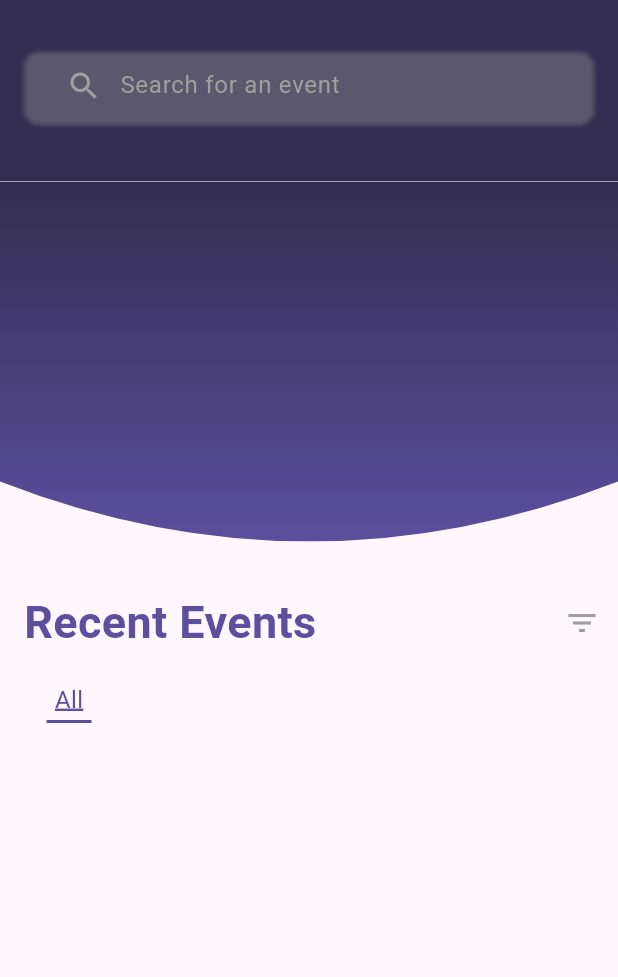
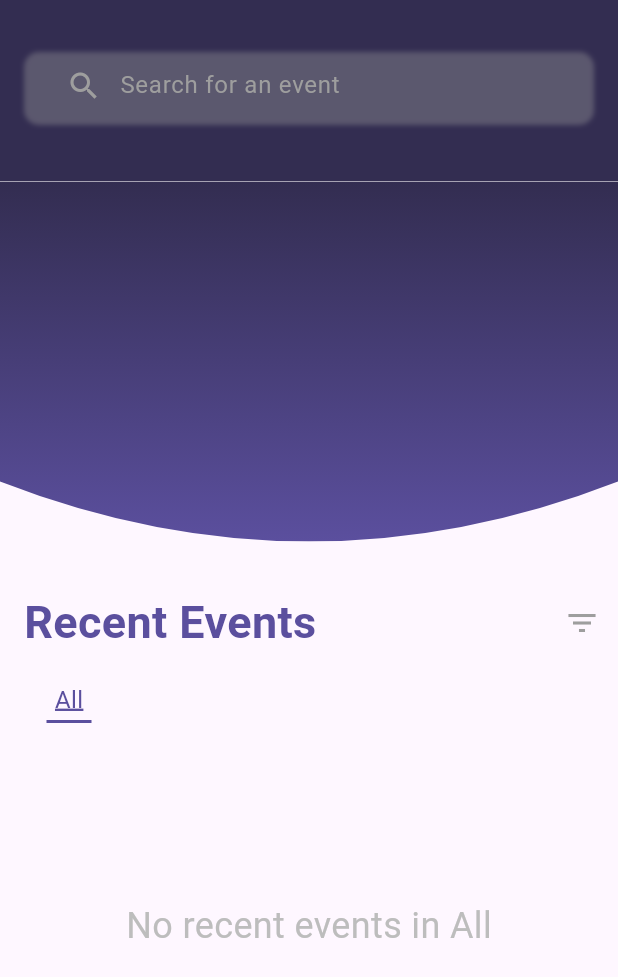
Before and after one commit to SumayaAlhamdan/Sponsite, a Flutter app: the SponsorHomePage screen opened directly, on a phone screen of 412 x 824 dp. Shown: the top 977 px of the screen. Run offline on Flutter 3.47's test engine with Material 2 defaults, Android fonts, the light colour scheme and no system bars; drawn by our look-alikes of carousel_slider; our stand-ins replace expansion_tile_card, file_picker, firebase_auth, firebase_core, firebase_database, firebase_messaging and 10 more; missing offline and left inert: flutter_google_places, google_maps_webservice, googleapis, mailer; accounts and stored records are empty.

Commit message:
sprint 3 fixes

```diff
--- a/lib/screens/sponsor_screens/searchResults.dart
+++ b/lib/screens/sponsor_screens/searchResults.dart
@@ -419,6 +419,11 @@ class _ResultPageState extends State<ResultPage> {
                                     setState(() {
                                       // Show or hide the cancel button based on whether there's text in the TextField
                                     });
+                                  },
+                                  onEditingComplete: () {
+                                    String trimmedText =
+                                        searchController.text.trim();
+                                    searchController.text = trimmedText;
                                   },
                                   onSubmitted: (value) {
                                     // Handle the search when the user presses Enter on the keyboard
--- a/lib/screens/sponsor_screens/sponsor_home_screen.dart
+++ b/lib/screens/sponsor_screens/sponsor_home_screen.dart
@@ -397,6 +397,11 @@ class _SponsorHomePageState extends State<SponsorHomePage> {
                                   // Show or hide the cancel button based on whether there's text in the TextField
                                 });
                               },
+                              onEditingComplete: () {
+                                String trimmedText =
+                                    searchController.text.trim();
+                                searchController.text = trimmedText;
+                              },
                               onSubmitted: (value) {
                                 // Handle the search when the user presses Enter on the keyboard
 
@@ -405,11 +410,6 @@ class _SponsorHomePageState extends State<SponsorHomePage> {
                                       builder: (context) => ResultPage(
                                           searchText: searchController.text)),
                                 );
-
-                                // _searchEventsByName(value);
-                                // originalSearchText = value;
-
-                                // You can now display filteredEvents in your UI
                                 setState(() {});
                               },
                             ),
@@ -632,8 +632,16 @@ class _SponsorHomePageState extends State<SponsorHomePage> {
                 SizedBox(
                   height: screenHeight - 580,
                   child: Scrollbar(
+                    child: getFilteredEvents().isEmpty
+                        ? Center(
+                            child: Text("No recent events in $selectedCategory",
+                                style: TextStyle(
+                                    fontSize: 24,
+                                    color: Color.fromARGB(255, 189, 189, 189))),
+                          )
+                        :
                         // Set this to true to always show the scrollbar
-                    child: GridView.builder(
+                        GridView.builder(
                             padding: const EdgeInsets.fromLTRB(12, 0, 12.0, 0),
                             shrinkWrap:
                                 true, // Add this to allow GridView to scroll inside SingleChildScrollView
@@ -647,14 +655,15 @@ class _SponsorHomePageState extends State<SponsorHomePage> {
                             // itemCount: getFilteredEvents().length,
                             // itemBuilder: (context, index) {
                             //   Event event = getFilteredEvents()[index];
-                      itemCount: searchedEvents.isNotEmpty
-                          ? searchedEvents.length
-                          : getFilteredEvents().length,
+                            itemCount: //searchedEvents.isNotEmpty
+                                // ? searchedEvents.length
+                                // :
+                                getFilteredEvents().length,
                             itemBuilder: (context, index) {
-                        Event event = searchedEvents.isNotEmpty
-                            ? searchedEvents[index]
-                            : getFilteredEvents()[index];
-
+                              Event event = //searchedEvents.isNotEmpty
+                                  // ? searchedEvents[index]
+                                  // :
+                                  getFilteredEvents()[index];
                               //bool meetsFilterCriteria = applyFilterCriteria(event);
                               // print('HERE EVENT CRIRITA');
                               // if (meetsFilterCriteria) {
@@ -664,7 +673,8 @@ class _SponsorHomePageState extends State<SponsorHomePage> {
                                     Navigator.push(
                                       context,
                                       MaterialPageRoute(
-                                  builder: (context) => RecentEventsDetails(
+                                        builder: (context) =>
+                                            RecentEventsDetails(
                                           sponsorID: sponsorID,
                                           EventId: event.EventId,
                                           sponseeId: event.sponseeId,
@@ -679,7 +689,8 @@ class _SponsorHomePageState extends State<SponsorHomePage> {
                                           Category: event.Category,
                                           notes: event.notes,
                                           benefits: event.benefits,
-                                    NumberOfAttendees: event.NumberOfAttendees,
+                                          NumberOfAttendees:
+                                              event.NumberOfAttendees,
                                           timeStamp: event.timeStamp,
                                           sponseeImage: event.sponseeImage,
                                           sponseeName: event.sponseeName,
@@ -693,12 +704,14 @@ class _SponsorHomePageState extends State<SponsorHomePage> {
                                       borderRadius: BorderRadius.circular(30),
                                     ),
                                     child: Column(
-                                crossAxisAlignment: CrossAxisAlignment.start,
+                                      crossAxisAlignment:
+                                          CrossAxisAlignment.start,
                                       children: [
                                         Container(
                                           height: screenHeight * 0.14,
                                           decoration: BoxDecoration(
-                                      borderRadius: const BorderRadius.vertical(
+                                            borderRadius:
+                                                const BorderRadius.vertical(
                                               top: Radius.circular(16),
                                             ),
                                             image: DecorationImage(
@@ -713,7 +726,8 @@ class _SponsorHomePageState extends State<SponsorHomePage> {
                                         Container(
                                           decoration: const BoxDecoration(
                                               color: Colors.white,
-                                        borderRadius: BorderRadius.vertical(
+                                              borderRadius:
+                                                  BorderRadius.vertical(
                                                 bottom: Radius.circular(30),
                                               )),
                                           padding: const EdgeInsets.all(8.0),
@@ -726,7 +740,8 @@ class _SponsorHomePageState extends State<SponsorHomePage> {
                                                 style: const TextStyle(
                                                   fontWeight: FontWeight.bold,
                                                   fontSize: 20,
-                                            color: Color.fromARGB(255, 0, 0, 0),
+                                                  color: Color.fromARGB(
+                                                      255, 0, 0, 0),
                                                 ),
                                               ),
                                               const SizedBox(height: 4),
@@ -735,18 +750,21 @@ class _SponsorHomePageState extends State<SponsorHomePage> {
                                                   GestureDetector(
                                                     child: CircleAvatar(
                                                       radius: 25,
-                                                backgroundImage: NetworkImage(
-                                                    event.sponseeImage),
+                                                      backgroundImage:
+                                                          NetworkImage(event
+                                                              .sponseeImage),
                                                       backgroundColor:
                                                           Colors.transparent,
                                                     ),
                                                     onTap: () {
                                                       Navigator.of(context)
-                                                    .push(MaterialPageRoute(
+                                                          .push(
+                                                              MaterialPageRoute(
                                                         builder: (context) =>
                                                             ViewOthersProfile(
                                                                 'Sponsees',
-                                                          event.sponseeId),
+                                                                event
+                                                                    .sponseeId),
                                                       ));
                                                     },
                                                   ),
@@ -765,11 +783,13 @@ class _SponsorHomePageState extends State<SponsorHomePage> {
                                                     ),
                                                     onTap: () {
                                                       Navigator.of(context)
-                                                    .push(MaterialPageRoute(
+                                                          .push(
+                                                              MaterialPageRoute(
                                                         builder: (context) =>
                                                             ViewOthersProfile(
                                                                 'Sponsees',
-                                                          event.sponseeId),
+                                                                event
+                                                                    .sponseeId),
                                                       ));
                                                     },
                                                   ),
@@ -822,7 +842,8 @@ class _SponsorHomePageState extends State<SponsorHomePage> {
                                                       ),
                                                       overflow: TextOverflow
                                                           .ellipsis, // Add this line
-                                                maxLines: 1, // Add this line
+                                                      maxLines:
+                                                          1, // Add this line
                                                     ),
                                                   )
                                                 ],
@@ -832,18 +853,22 @@ class _SponsorHomePageState extends State<SponsorHomePage> {
                                                 height: 105,
                                                 child: Wrap(
                                                   spacing: 4,
-                                            children:
-                                                event.Category.map((category) {
+                                                  children: event.Category.map(
+                                                      (category) {
                                                     return Chip(
                                                       label: Text(category),
                                                       backgroundColor:
                                                           const Color.fromARGB(
-                                                        255, 255, 255, 255),
+                                                              255,
+                                                              255,
+                                                              255,
+                                                              255),
                                                       shadowColor:
                                                           const Color.fromARGB(
                                                               255, 91, 79, 158),
                                                       elevation: 3,
-                                                labelStyle: const TextStyle(
+                                                      labelStyle:
+                                                          const TextStyle(
                                                         color: Color.fromARGB(
                                                             255, 91, 79, 158),
                                                       ),
@@ -861,7 +886,8 @@ class _SponsorHomePageState extends State<SponsorHomePage> {
                                                     'more details',
                                                     style: TextStyle(
                                                       fontSize: 16,
-                                                fontStyle: FontStyle.italic,
+                                                      fontStyle:
+                                                          FontStyle.italic,
                                                       color: Color.fromARGB(
                                                           255, 91, 79, 158),
                                                     ),
```
Lines whose indentation alone changed are shown as unchanged.
